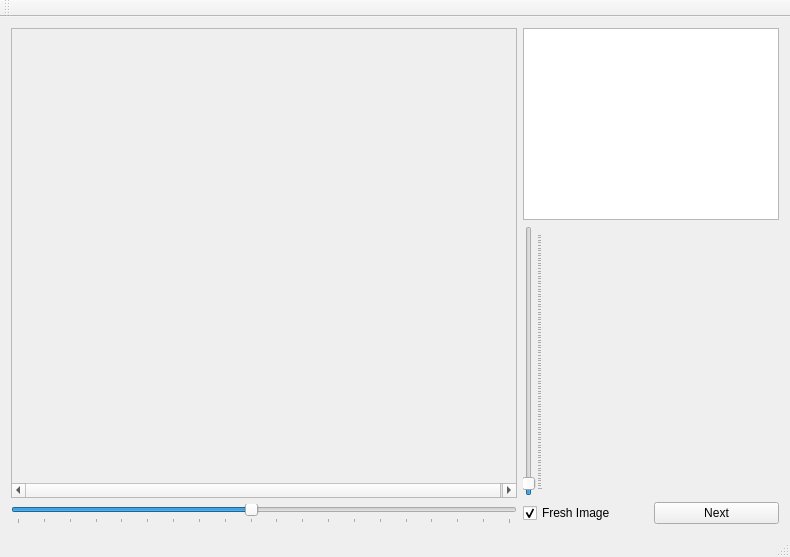
The window that mainwindow.ui (oliver-batchelor/annotate_segmentation) describes before a commit, drawn with Qt 5.
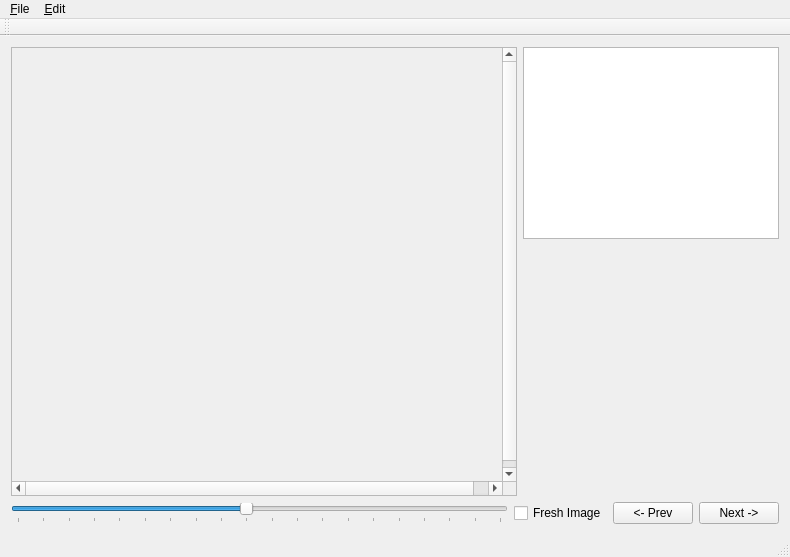
The same window after the commit.

Patch:
```diff
--- a/mainwindow.ui
+++ b/mainwindow.ui
@@ -14,9 +14,9 @@
    <string>MainWindow</string>
   </property>
   <widget class="QWidget" name="centralWidget">
-   <layout class="QHBoxLayout" name="horizontalLayout_2">
+   <layout class="QVBoxLayout" name="verticalLayout_2">
     <item>
-     <layout class="QVBoxLayout" name="verticalLayout_2">
+     <layout class="QHBoxLayout" name="horizontalLayout_2">
       <item>
        <widget class="QScrollArea" name="scrollArea">
         <property name="verticalScrollBarPolicy">
@@ -41,6 +41,37 @@
        </widget>
       </item>
       <item>
+       <layout class="QVBoxLayout" name="verticalLayout">
+        <item>
+         <widget class="QListWidget" name="labelList">
+          <property name="sizePolicy">
+           <sizepolicy hsizetype="Minimum" vsizetype="Minimum">
+            <horstretch>0</horstretch>
+            <verstretch>0</verstretch>
+           </sizepolicy>
+          </property>
+         </widget>
+        </item>
+        <item>
+         <spacer name="verticalSpacer">
+          <property name="orientation">
+           <enum>Qt::Vertical</enum>
+          </property>
+          <property name="sizeHint" stdset="0">
+           <size>
+            <width>20</width>
+            <height>40</height>
+           </size>
+          </property>
+         </spacer>
+        </item>
+       </layout>
+      </item>
+     </layout>
+    </item>
+    <item>
+     <layout class="QHBoxLayout" name="horizontalLayout">
+      <item>
        <widget class="QSlider" name="scaleSlider">
         <property name="minimum">
          <number>10</number>
@@ -62,71 +93,32 @@
         </property>
        </widget>
       </item>
-     </layout>
-    </item>
-    <item>
-     <layout class="QVBoxLayout" name="verticalLayout">
       <item>
-       <widget class="QListWidget" name="labelList">
-        <property name="sizePolicy">
-         <sizepolicy hsizetype="Minimum" vsizetype="Minimum">
-          <horstretch>0</horstretch>
-          <verstretch>0</verstretch>
-         </sizepolicy>
+       <widget class="QCheckBox" name="freshImage">
+        <property name="text">
+         <string>Fresh Image</string>
         </property>
-       </widget>
-      </item>
-      <item>
-       <widget class="QSlider" name="brushWidth">
-        <property name="minimum">
-         <number>2</number>
-        </property>
-        <property name="maximum">
-         <number>999</number>
-        </property>
-        <property name="value">
-         <number>20</number>
-        </property>
-        <property name="tracking">
-         <bool>true</bool>
-        </property>
-        <property name="orientation">
-         <enum>Qt::Vertical</enum>
-        </property>
-        <property name="invertedAppearance">
+        <property name="checked">
          <bool>false</bool>
         </property>
-        <property name="invertedControls">
+        <property name="tristate">
          <bool>false</bool>
         </property>
-        <property name="tickPosition">
-         <enum>QSlider::TicksBelow</enum>
+       </widget>
+      </item>
+      <item>
+       <widget class="QPushButton" name="prevImage">
+        <property name="text">
+         <string>&lt;- Prev</string>
         </property>
        </widget>
       </item>
       <item>
-       <layout class="QHBoxLayout" name="horizontalLayout">
-        <item>
-         <widget class="QCheckBox" name="freshImage">
-          <property name="text">
-           <string>Fresh Image</string>
-          </property>
-          <property name="checked">
-           <bool>true</bool>
-          </property>
-          <property name="tristate">
-           <bool>false</bool>
-          </property>
-         </widget>
-        </item>
-        <item>
-         <widget class="QPushButton" name="nextImage">
-          <property name="text">
-           <string>Next</string>
-          </property>
-         </widget>
-        </item>
-       </layout>
+       <widget class="QPushButton" name="nextImage">
+        <property name="text">
+         <string>Next -&gt;</string>
+        </property>
+       </widget>
       </item>
      </layout>
     </item>
@@ -141,6 +133,26 @@
      <height>25</height>
     </rect>
    </property>
+   <widget class="QMenu" name="menu_File">
+    <property name="title">
+     <string>&amp;File</string>
+    </property>
+    <addaction name="action_Open"/>
+    <addaction name="separator"/>
+    <addaction name="action_Next"/>
+    <addaction name="action_Prev"/>
+   </widget>
+   <widget class="QMenu" name="menu_Edit">
+    <property name="title">
+     <string>&amp;Edit</string>
+    </property>
+    <addaction name="action_Undo"/>
+    <addaction name="action_Redo"/>
+    <addaction name="separator"/>
+    <addaction name="action_Delete"/>
+   </widget>
+   <addaction name="menu_File"/>
+   <addaction name="menu_Edit"/>
   </widget>
   <widget class="QToolBar" name="mainToolBar">
    <attribute name="toolBarArea">
@@ -151,6 +163,54 @@
    </attribute>
   </widget>
   <widget class="QStatusBar" name="statusBar"/>
+  <action name="action_Next">
+   <property name="text">
+    <string>&amp;Next</string>
+   </property>
+   <property name="shortcut">
+    <string>Ctrl+]</string>
+   </property>
+  </action>
+  <action name="action_Prev">
+   <property name="text">
+    <string>&amp;Prev</string>
+   </property>
+   <property name="shortcut">
+    <string>Ctrl+[</string>
+   </property>
+  </action>
+  <action name="action_Open">
+   <property name="text">
+    <string>&amp;Open</string>
+   </property>
+   <property name="shortcut">
+    <string>Ctrl+O</string>
+   </property>
+  </action>
+  <action name="action_Undo">
+   <property name="text">
+    <string>&amp;Undo</string>
+   </property>
+   <property name="shortcut">
+    <string>Ctrl+Z</string>
+   </property>
+  </action>
+  <action name="action_Redo">
+   <property name="text">
+    <string>&amp;Redo</string>
+   </property>
+   <property name="shortcut">
+    <string>Ctrl+Shift+Z</string>
+   </property>
+  </action>
+  <action name="action_Delete">
+   <property name="text">
+    <string>&amp;Delete</string>
+   </property>
+   <property name="shortcut">
+    <string>Backspace</string>
+   </property>
+  </action>
  </widget>
  <layoutdefault spacing="6" margin="11"/>
  <resources/>
```
